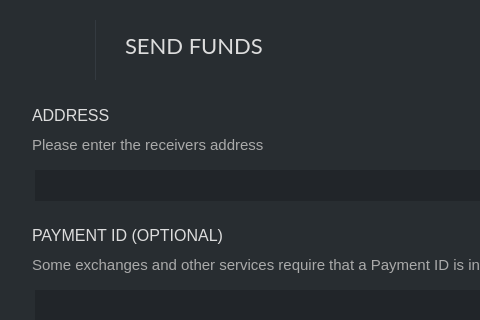
First picture: the form in src/gui/ui/sendframe.ui, repository ConcealNetwork/conceal-desktop, before the edit; both pictures show x 0 to 480 and y 0 to 320 of the 1270 by 700 pixel window.
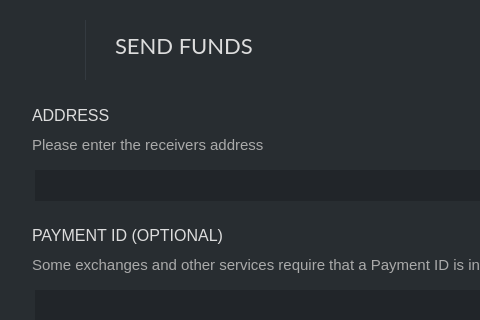
Second picture: the form after the edit. Icons and pictures are not drawn.

Patch:
```diff
--- a/src/gui/ui/sendframe.ui
+++ b/src/gui/ui/sendframe.ui
@@ -61,7 +61,7 @@
      <widget class="QLabel" name="sendLabel">
       <property name="geometry">
        <rect>
-        <x>110</x>
+        <x>100</x>
         <y>25</y>
         <width>181</width>
         <height>41</height>
@@ -801,7 +801,7 @@
      <widget class="Line" name="logoLine">
       <property name="geometry">
        <rect>
-        <x>80</x>
+        <x>70</x>
         <y>20</y>
         <width>1</width>
         <height>60</height>
@@ -817,7 +817,7 @@
      <widget class="QLabel" name="label_11">
       <property name="geometry">
        <rect>
-        <x>10</x>
+        <x>0</x>
         <y>10</y>
         <width>61</width>
         <height>71</height>
```
